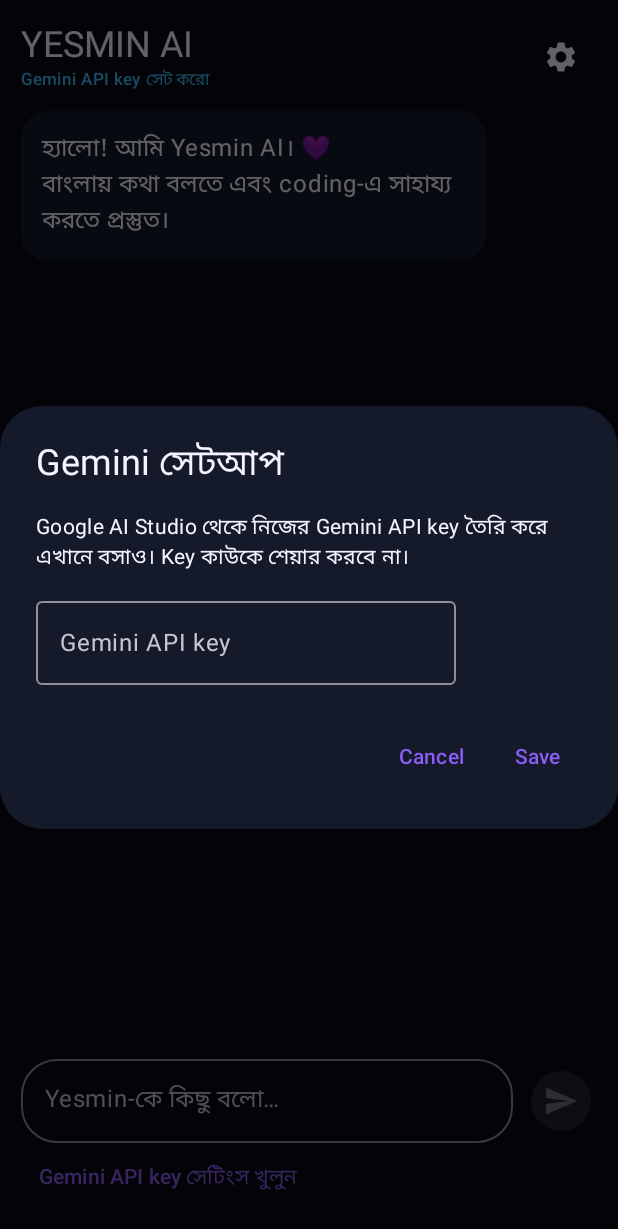
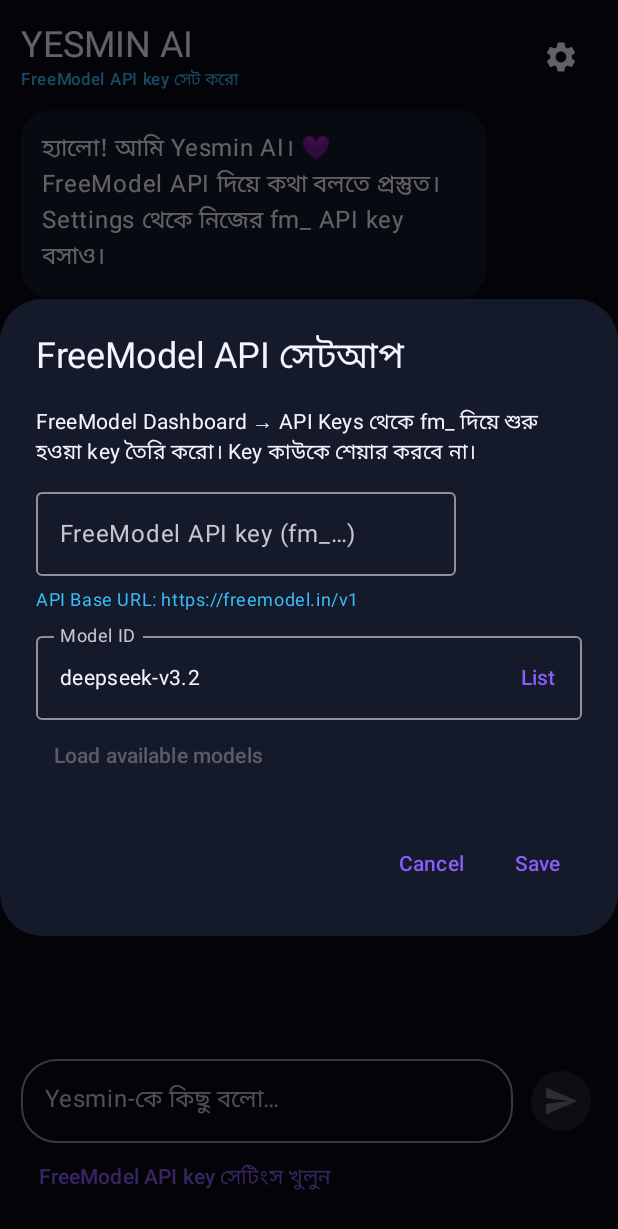
Before and after one commit to veyeqicezo625-svg/YESMIN-AI, an Android app built with Jetpack Compose: the screen it shows after launch (MainActivity), on a phone screen of 412 x 824 dp. Shown: the top 1229 px of the screen. Run offline under Robolectric (Android 15) with nearby library versions, the phone set to English and light mode, and no system bars.

Commit message:
Switch chat provider to FreeModel API

```diff
--- a/app/src/main/java/com/tamimgamer/yesminai/MainActivity.kt
+++ b/app/src/main/java/com/tamimgamer/yesminai/MainActivity.kt
@@ -29,11 +29,13 @@ import okhttp3.RequestBody.Companion.toRequestBody
 import org.json.JSONArray
 import org.json.JSONObject
 
+private const val FREEMODEL_BASE_URL = "https://freemodel.in/v1"
 private val Night = Color(0xFF090B14)
 private val Panel = Color(0xFF151A2B)
 private val Purple = Color(0xFF8B5CF6)
 private val Blue = Color(0xFF38BDF8)
 private val White = Color(0xFFF4F3FF)
+private val http = OkHttpClient()
 
 class MainActivity : ComponentActivity() {
     override fun onCreate(savedInstanceState: Bundle?) {
@@ -42,8 +44,11 @@ class MainActivity : ComponentActivity() {
         setContent {
             MaterialTheme(colorScheme = darkColorScheme(primary = Purple, secondary = Blue, background = Night, surface = Panel, onBackground = White, onSurface = White)) {
                 YesminApp(
-                    initialKey = prefs.getString("gemini_key", "") ?: "",
-                    saveKey = { prefs.edit().putString("gemini_key", it).apply() }
+                    initialKey = prefs.getString("freemodel_key", "") ?: "",
+                    initialModel = prefs.getString("freemodel_model", "deepseek-v3.2") ?: "deepseek-v3.2",
+                    saveSettings = { key, model ->
+                        prefs.edit().putString("freemodel_key", key).putString("freemodel_model", model).apply()
+                    }
                 )
             }
         }
@@ -54,15 +59,24 @@ private data class ChatMessage(val text: String, val fromUser: Boolean)
 
 @OptIn(ExperimentalMaterial3Api::class)
 @Composable
-private fun YesminApp(initialKey: String, saveKey: (String) -> Unit) {
+private fun YesminApp(
+    initialKey: String,
+    initialModel: String,
+    saveSettings: (String, String) -> Unit
+) {
     var apiKey by remember { mutableStateOf(initialKey) }
+    var model by remember { mutableStateOf(initialModel) }
     var showSettings by remember { mutableStateOf(initialKey.isBlank()) }
     var draftKey by remember { mutableStateOf(initialKey) }
+    var draftModel by remember { mutableStateOf(initialModel) }
     var input by remember { mutableStateOf("") }
     var busy by remember { mutableStateOf(false) }
-    var status by remember { mutableStateOf(if (initialKey.isBlank()) "Gemini API key সেট করো" else "Ready") }
+    var loadingModels by remember { mutableStateOf(false) }
+    var modelMenu by remember { mutableStateOf(false) }
+    var availableModels by remember { mutableStateOf(listOf<String>()) }
+    var status by remember { mutableStateOf(if (initialKey.isBlank()) "FreeModel API key সেট করো" else "FreeModel • $initialModel") }
     val messages = remember {
-        mutableStateListOf(ChatMessage("হ্যালো! আমি Yesmin AI। 💜\nবাংলায় কথা বলতে এবং coding-এ সাহায্য করতে প্রস্তুত।", false))
+        mutableStateListOf(ChatMessage("হ্যালো! আমি Yesmin AI। 💜\nFreeModel API দিয়ে কথা বলতে প্রস্তুত। Settings থেকে নিজের fm_ API key বসাও।", false))
     }
     val scope = rememberCoroutineScope()
 
@@ -72,7 +86,7 @@ private fun YesminApp(initialKey: String, saveKey: (String) -> Unit) {
                 Text("YESMIN AI", style = MaterialTheme.typography.headlineSmall, color = White)
                 Text(status, style = MaterialTheme.typography.labelSmall, color = Blue)
             }
-            IconButton(onClick = { draftKey = apiKey; showSettings = true }) {
+            IconButton(onClick = { draftKey = apiKey; draftModel = model; showSettings = true }) {
                 Icon(Icons.Default.Settings, contentDescription = "Settings", tint = White)
             }
         }
@@ -98,37 +112,71 @@ private fun YesminApp(initialKey: String, saveKey: (String) -> Unit) {
                         messages.add(ChatMessage(prompt, true))
                         input = ""
                         busy = true
-                        status = "Thinking…"
+                        status = "Thinking • $model"
                         scope.launch {
-                            val answer = askGemini(apiKey, prompt)
+                            val answer = askFreeModel(apiKey, model, prompt)
                             messages.add(ChatMessage(answer, false))
                             busy = false
-                            status = if (answer.startsWith("সমস্যা:")) "Connection issue" else "Ready"
+                            status = if (answer.startsWith("সমস্যা:")) "Connection issue" else "FreeModel • $model"
                         }
                     }
                 },
                 enabled = input.isNotBlank() && !busy && apiKey.isNotBlank()
             ) { Icon(Icons.Default.Send, contentDescription = "Send") }
         }
-        if (apiKey.isBlank()) TextButton(onClick = { showSettings = true }) { Text("Gemini API key সেটিংস খুলুন") }
+        if (apiKey.isBlank()) TextButton(onClick = { showSettings = true }) { Text("FreeModel API key সেটিংস খুলুন") }
     }
 
     if (showSettings) {
         AlertDialog(
             onDismissRequest = { showSettings = false },
-            title = { Text("Gemini সেটআপ") },
+            title = { Text("FreeModel API সেটআপ") },
             text = {
                 Column {
-                    Text("Google AI Studio থেকে নিজের Gemini API key তৈরি করে এখানে বসাও। Key কাউকে শেয়ার করবে না।")
-                    Spacer(Modifier.height(10.dp))
-                    OutlinedTextField(value = draftKey, onValueChange = { draftKey = it }, label = { Text("Gemini API key") }, singleLine = true, keyboardOptions = KeyboardOptions(keyboardType = KeyboardType.Password))
+                    Text("FreeModel Dashboard → API Keys থেকে fm_ দিয়ে শুরু হওয়া key তৈরি করো। Key কাউকে শেয়ার করবে না।")
+                    Spacer(Modifier.height(8.dp))
+                    OutlinedTextField(value = draftKey, onValueChange = { draftKey = it }, label = { Text("FreeModel API key (fm_…)") }, singleLine = true, keyboardOptions = KeyboardOptions(keyboardType = KeyboardType.Password))
+                    Spacer(Modifier.height(8.dp))
+                    Text("API Base URL: $FREEMODEL_BASE_URL", style = MaterialTheme.typography.bodySmall, color = Blue)
+                    Spacer(Modifier.height(8.dp))
+                    Box {
+                        OutlinedTextField(
+                            value = draftModel,
+                            onValueChange = { draftModel = it },
+                            label = { Text("Model ID") },
+                            singleLine = true,
+                            modifier = Modifier.fillMaxWidth(),
+                            trailingIcon = { TextButton(onClick = { modelMenu = true }) { Text("List") } }
+                        )
+                        DropdownMenu(expanded = modelMenu, onDismissRequest = { modelMenu = false }) {
+                            availableModels.forEach { id ->
+                                DropdownMenuItem(text = { Text(id) }, onClick = { draftModel = id; modelMenu = false })
+                            }
+                            if (availableModels.isEmpty()) DropdownMenuItem(text = { Text("Load models first") }, onClick = { modelMenu = false })
+                        }
+                    }
+                    TextButton(
+                        enabled = draftKey.startsWith("fm_") && !loadingModels,
+                        onClick = {
+                            loadingModels = true
+                            scope.launch {
+                                val result = fetchFreeModelModels(draftKey.trim())
+                                availableModels = result.first
+                                status = result.second
+                                loadingModels = false
+                                if (availableModels.isNotEmpty() && draftModel !in availableModels) draftModel = availableModels.first()
+                                modelMenu = availableModels.isNotEmpty()
+                            }
+                        }
+                    ) { Text(if (loadingModels) "Loading…" else "Load available models") }
                 }
             },
             confirmButton = {
                 TextButton(onClick = {
                     apiKey = draftKey.trim()
-                    saveKey(apiKey)
-                    status = if (apiKey.isBlank()) "Gemini API key সেট করো" else "Ready"
+                    model = draftModel.trim().ifBlank { "deepseek-v3.2" }
+                    saveSettings(apiKey, model)
+                    status = if (apiKey.isBlank()) "FreeModel API key সেট করো" else "FreeModel • $model"
                     showSettings = false
                 }) { Text("Save") }
             },
@@ -140,22 +188,52 @@ private fun YesminApp(initialKey: String, saveKey: (String) -> Unit) {
     }
 }
 
-private suspend fun askGemini(apiKey: String, prompt: String): String = withContext(Dispatchers.IO) {
+private suspend fun fetchFreeModelModels(apiKey: String): Pair<List<String>, String> = withContext(Dispatchers.IO) {
     try {
-        val client = OkHttpClient()
-        val contents = JSONArray().put(JSONObject().put("parts", JSONArray().put(JSONObject().put("text", prompt))))
-        val body = JSONObject().put("contents", contents).toString().toRequestBody("application/json; charset=utf-8".toMediaType())
         val request = Request.Builder()
-            .url("https://generativelanguage.googleapis.com/v1beta/models/gemini-2.5-flash:generateContent?key=" + apiKey)
+            .url("$FREEMODEL_BASE_URL/models")
+            .header("Authorization", "Bearer $apiKey")
+            .get()
+            .build()
+        http.newCall(request).execute().use { response ->
+            val raw = response.body?.string().orEmpty()
+            if (!response.isSuccessful) return@withContext Pair(emptyList(), "Model list error: HTTP ${response.code}")
+            val data = JSONObject(raw).optJSONArray("data") ?: JSONArray()
+            val ids = (0 until data.length()).mapNotNull { data.optJSONObject(it)?.optString("id")?.takeIf(String::isNotBlank) }
+            Pair(ids, if (ids.isEmpty()) "কোনো model পাওয়া যায়নি" else "Models loaded")
+        }
+    } catch (e: Exception) {
+        Pair(emptyList(), "Model list load failed")
+    }
+}
+
+private suspend fun askFreeModel(apiKey: String, model: String, prompt: String): String = withContext(Dispatchers.IO) {
+    try {
+        val messages = JSONArray()
+            .put(JSONObject().put("role", "system").put("content", "You are Yesmin, a warm, caring, friendly AI assistant. You are an AI, not a human. Reply in the user's language, especially Bangla when appropriate."))
+            .put(JSONObject().put("role", "user").put("content", prompt))
+        val body = JSONObject()
+            .put("model", model)
+            .put("messages", messages)
+            .toString()
+            .toRequestBody("application/json; charset=utf-8".toMediaType())
+        val request = Request.Builder()
+            .url("$FREEMODEL_BASE_URL/chat/completions")
+            .header("Authorization", "Bearer $apiKey")
+            .header("Content-Type", "application/json")
             .post(body)
             .build()
-        client.newCall(request).execute().use { response ->
+        http.newCall(request).execute().use { response ->
             val raw = response.body?.string().orEmpty()
-            if (!response.isSuccessful) return@withContext "সমস্যা: Gemini API " + response.code + "। API key এবং quota পরীক্ষা করো।"
-            val json = JSONObject(raw)
-            json.getJSONArray("candidates").getJSONObject(0).getJSONObject("content").getJSONArray("parts").getJSONObject(0).getString("text")
+            if (!response.isSuccessful) {
+                val detail = try { JSONObject(raw).optJSONObject("error")?.optString("message") } catch (_: Exception) { null }
+                return@withContext "সমস্যা: FreeModel API HTTP ${response.code}. ${detail ?: "API key, model বা usage limit পরীক্ষা করো।"}"
+            }
+            val choices = JSONObject(raw).optJSONArray("choices") ?: JSONArray()
+            choices.optJSONObject(0)?.optJSONObject("message")?.optString("content")
+                ?.takeIf(String::isNotBlank) ?: "সমস্যা: API থেকে খালি উত্তর এসেছে।"
         }
     } catch (e: Exception) {
-        "সমস্যা: ইন্টারনেট বা Gemini সংযোগে সমস্যা হয়েছে। আবার চেষ্টা করো।"
+        "সমস্যা: ইন্টারনেট বা FreeModel সংযোগে সমস্যা হয়েছে। আবার চেষ্টা করো।"
     }
 }
```
